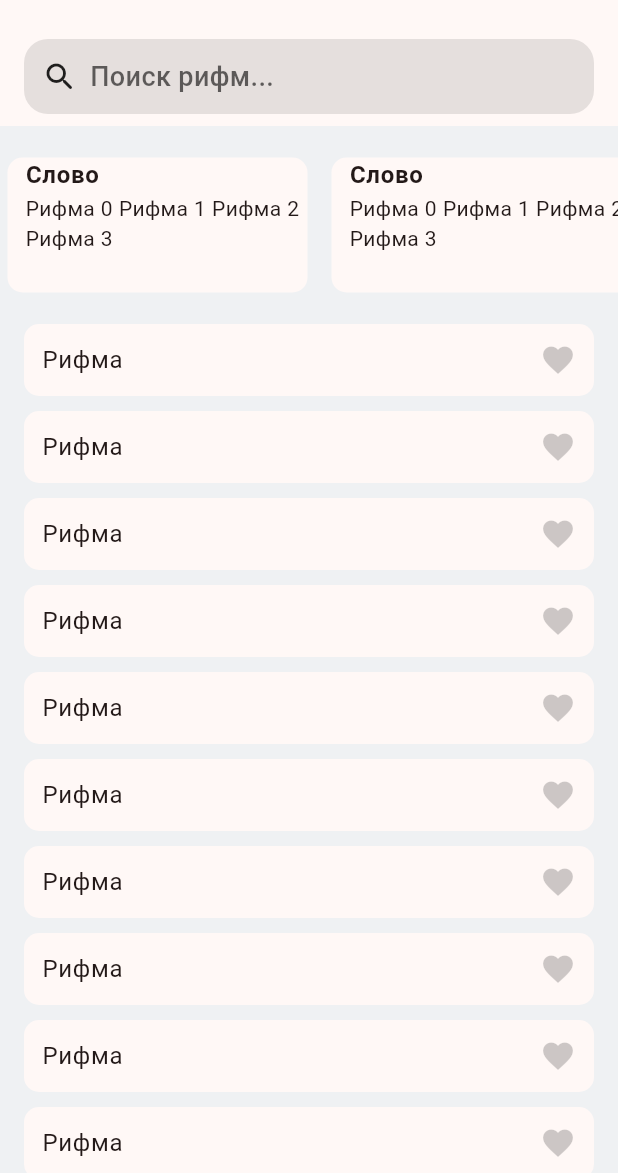
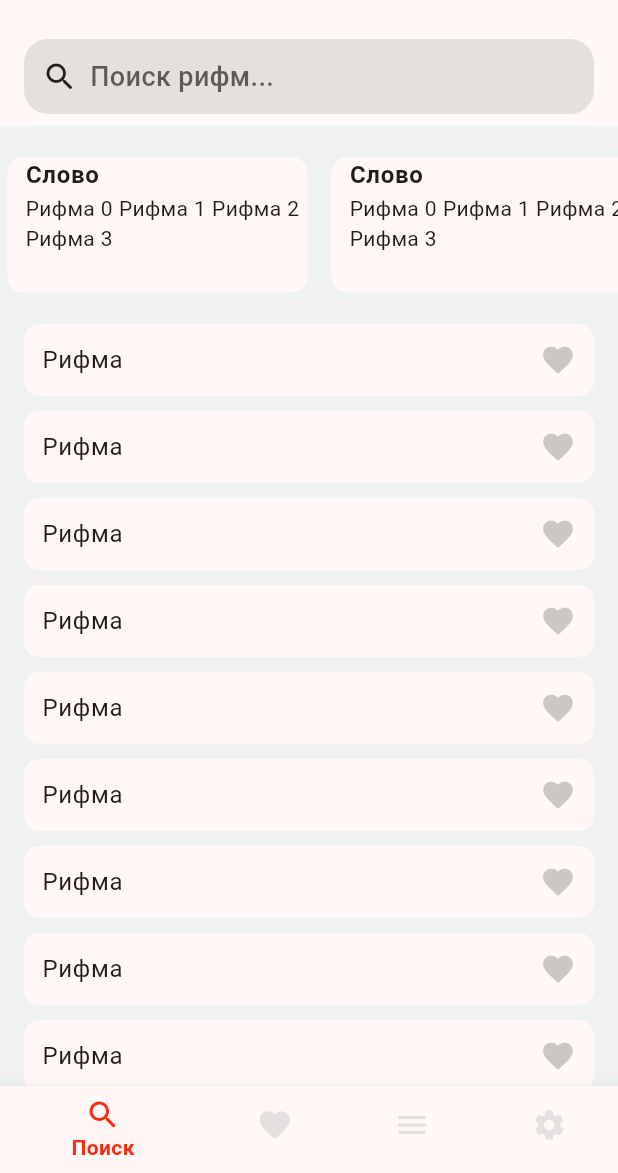
Before and after one commit to Maksim11011/rhymer, a Flutter app: the screen it shows after launch, after a tap on the "favorite" icon, on a phone screen of 412 x 824 dp, the part 63-1236 px from its top. Run offline on Flutter 3.47's test engine with Material 3 defaults, Android fonts, the phone set to English and light mode, and no system bars.

```diff
--- a/lib/main.dart
+++ b/lib/main.dart
@@ -23,13 +23,79 @@ class MyApp extends StatelessWidget {
   }
 }
 
-class HomeScreen extends StatelessWidget {
+class HomeScreen extends StatefulWidget {
   const HomeScreen({super.key});
 
   @override
+  State<HomeScreen> createState() => _HomeScreenState();
+}
+
+class _HomeScreenState extends State<HomeScreen> {
+  var _selectedPageIndex = 0;
+  final _pageController = PageController();
+
+  @override
   Widget build(BuildContext context) {
+    final theme = Theme.of(context);
     return Scaffold(
-      body: CustomScrollView(
+      body: PageView(
+        onPageChanged: (value) {
+          setState(() => _selectedPageIndex = value);
+        },
+        controller: _pageController,
+        children: [
+          SearchScreen(),
+          Scaffold(),
+          Scaffold(),
+          Scaffold(),
+        ],
+      ),
+      bottomNavigationBar: BottomNavigationBar(
+        selectedItemColor: theme.primaryColor,
+        unselectedItemColor: theme.highlightColor,
+        selectedLabelStyle: const TextStyle(fontWeight: FontWeight.w600),
+        currentIndex: _selectedPageIndex,
+        onTap: _openPage,
+        items: const [
+          BottomNavigationBarItem(
+            icon: Icon(Icons.search),
+            label: 'Поиск',
+          ),
+          BottomNavigationBarItem(
+            icon: Icon(Icons.favorite),
+            label: 'Избранное',
+          ),
+          BottomNavigationBarItem(
+            icon: Icon(Icons.menu),
+            label: 'Стихи',
+          ),
+          BottomNavigationBarItem(
+            icon: Icon(Icons.settings),
+            label: 'Настройки',
+          ),
+        ],
+      ),
+    );
+  }
+
+  void _openPage(int index) {
+    setState(() => _selectedPageIndex = index);
+    _pageController.animateToPage(
+      index,
+      duration: const Duration(microseconds: 300),
+      curve: Curves.linear,
+    );
+  }
+}
+
+class SearchScreen extends StatelessWidget {
+  const SearchScreen({
+    super.key,
+  });
+
+  @override
+  Widget build(BuildContext context) {
+    return CustomScrollView(
       slivers: [
         const SliverAppBar(
           pinned: true,
@@ -65,7 +131,6 @@ class HomeScreen extends StatelessWidget {
           itemBuilder: (context, index) => const RhymeListCard(),
         ),
       ],
-      ),
     );
   }
 }
```
Lines whose indentation alone changed are shown as unchanged.
